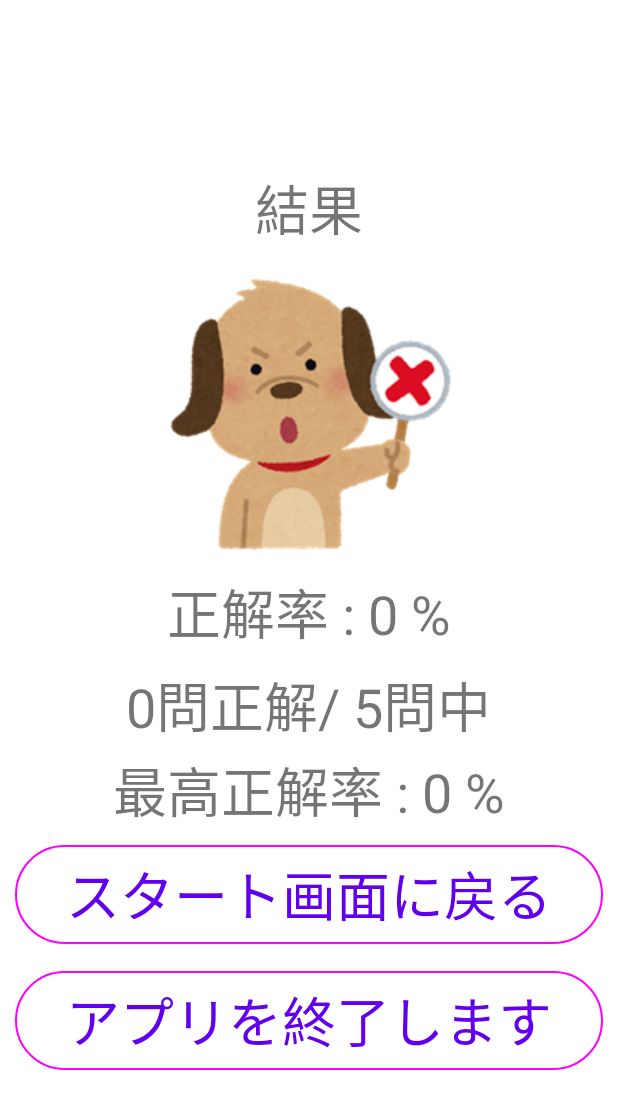
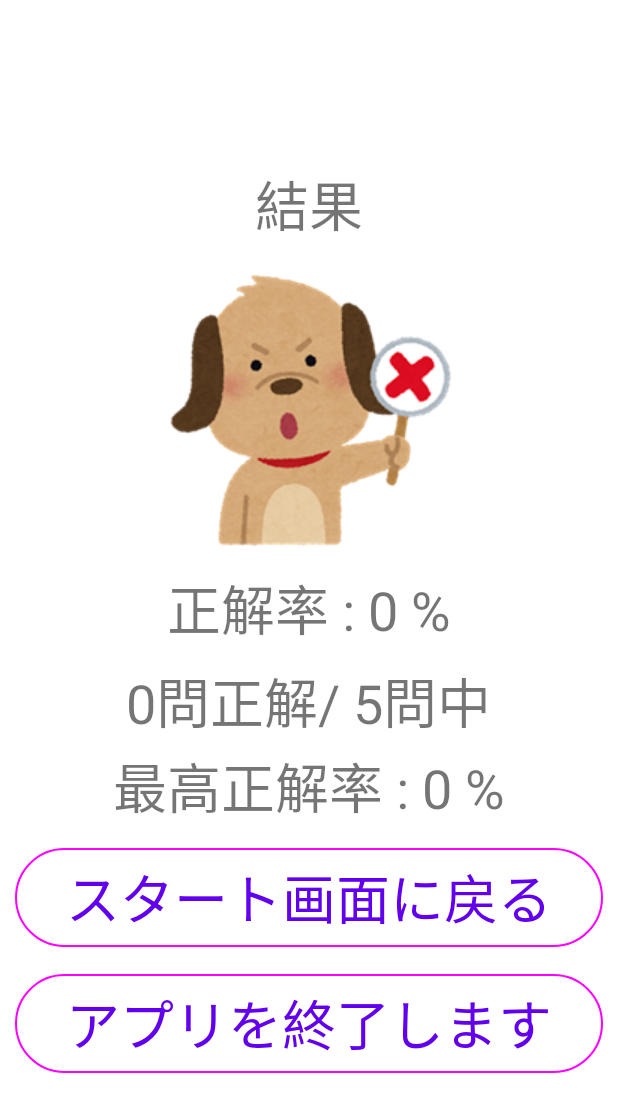
Before and after one commit to wonderers/Quiz, an Android app: the ResultActivity screen opened directly, with no data from a screen before it, on a phone screen of 412 x 824 dp. Shown: the top 1112 px of the screen. Run offline under Robolectric (Android 15) with nearby library versions, the phone set to English and light mode, and no system bars.

Commit message:
完成微修正

```diff
--- a/app/src/main/java/une/yasuaki/quiz/ResultActivity.java
+++ b/app/src/main/java/une/yasuaki/quiz/ResultActivity.java
@@ -14,13 +14,11 @@ import androidx.appcompat.app.AppCompatActivity;
 
 public class ResultActivity extends AppCompatActivity {
 
-    private SoundPlayer soundPlayer = null;
     @Override
     protected void onCreate(Bundle savedInstanceState) {
         super.onCreate(savedInstanceState);
         setContentView(R.layout.activity_result);
 
-        soundPlayer = new SoundPlayer(this);
 
         //アンドロイド端末の戻るボタン無効化処理
         getOnBackPressedDispatcher().addCallback(new OnBackPressedCallback(true) {
@@ -54,12 +52,10 @@ public class ResultActivity extends AppCompatActivity {
             resultImage.setImageResource(
                     getResources().getIdentifier("inu_maru", "drawable", getPackageName())
             );
-            soundPlayer.playCorrectSound();
         }else{
             resultImage.setImageResource(
                     getResources().getIdentifier("inu_batsu", "drawable", getPackageName())
             );
-            soundPlayer.playWrongSound();
         }
 
         // TextViewに表示する
--- a/app/src/main/res/layout/activity_result.xml
+++ b/app/src/main/res/layout/activity_result.xml
@@ -70,7 +70,7 @@
         android:layout_width="match_parent"
         android:layout_height="wrap_content"
         android:layout_marginLeft="10dp"
-        android:layout_marginTop="5dp"
+        android:layout_marginTop="10dp"
         android:layout_marginRight="10dp"
         android:text="@string/btn_return"
         android:textSize="36sp"
```
